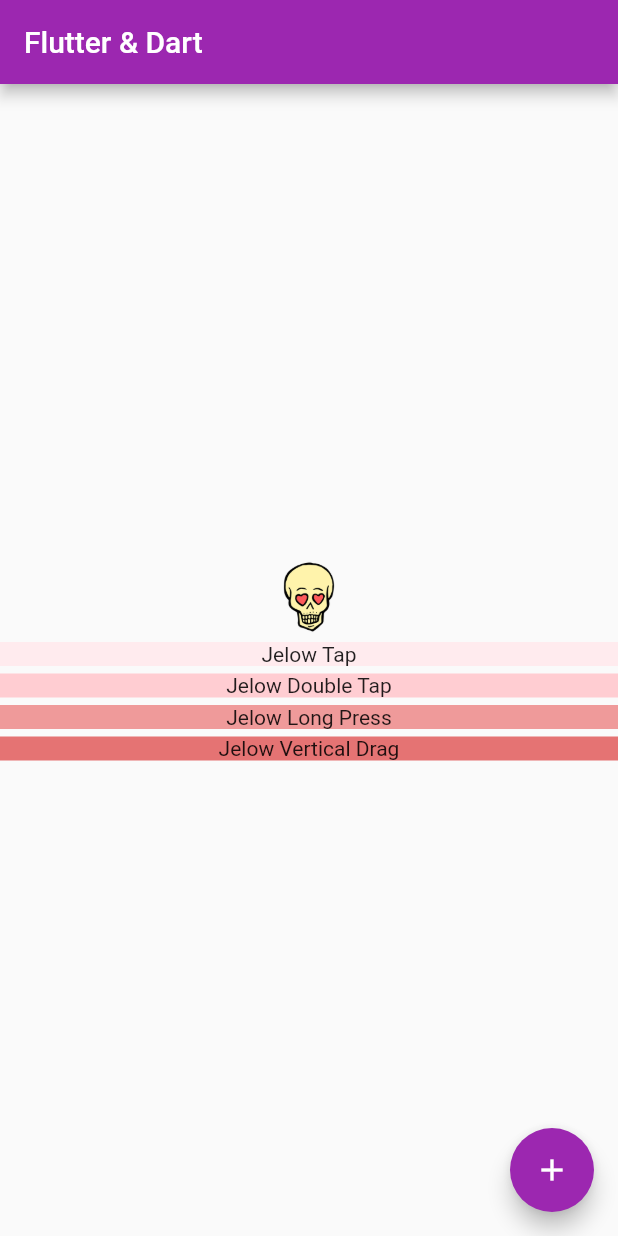
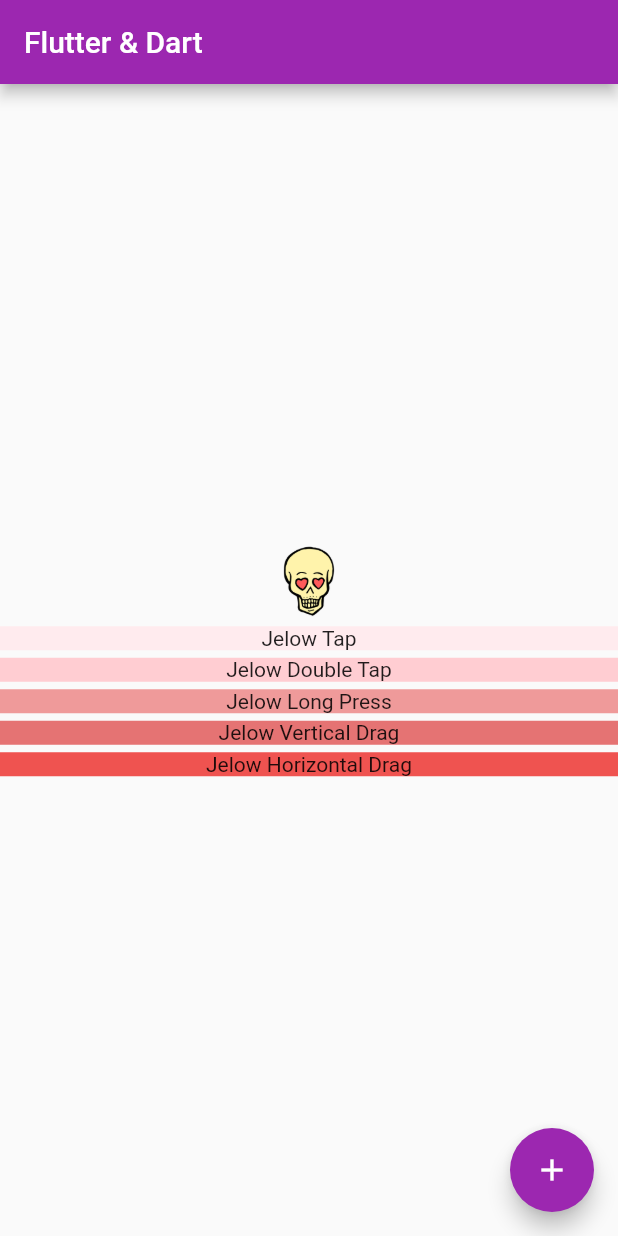
Before and after one commit to DiaDeMuertos/Udemy_section3, a Flutter app: the screen it shows after launch, on a phone screen of 412 x 824 dp. Run offline on Flutter 3.47's test engine with Material 2 defaults, Android fonts, the phone set to English and light mode, and no system bars.

Commit message:
added horizontal drag implementation

```diff
--- a/lib/main.dart
+++ b/lib/main.dart
@@ -63,6 +63,10 @@ class _MyHomePageState extends State<MyHomePage> {
             Padding(
               padding: EdgeInsets.only(bottom: 5),
               child: CustomSizedBoxVerticalDrag(),
+            ),
+            Padding(
+              padding: EdgeInsets.only(bottom: 5),
+              child: CustomSizedBoxHorizontalDrag(),
             )
           ],
         ),
```
